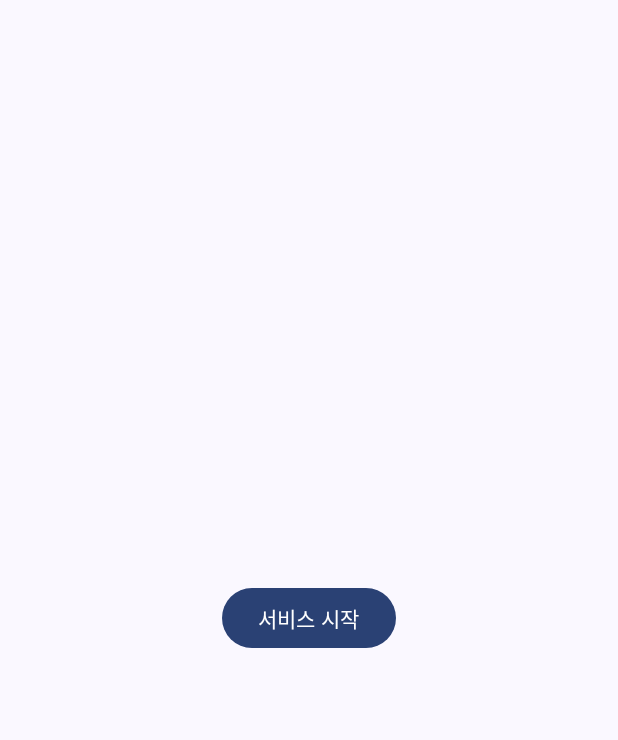
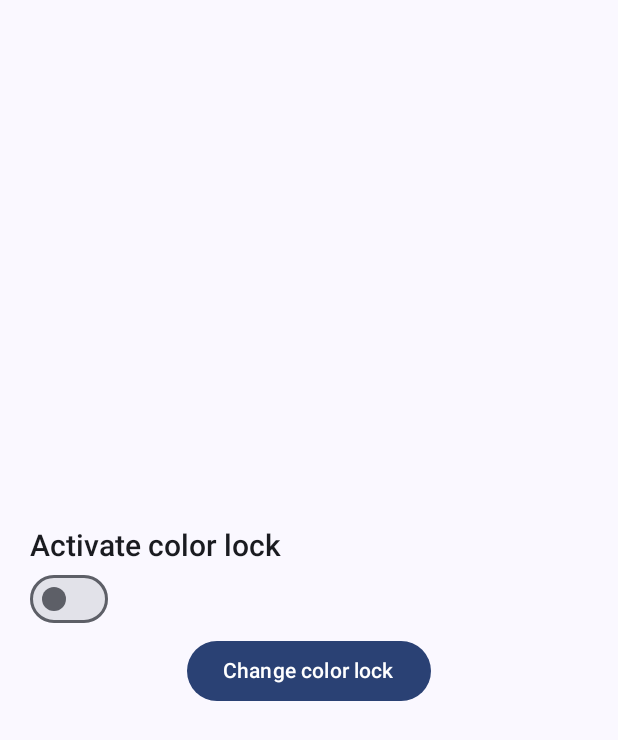
Before and after one commit to bestswlkh0310/color-lock, an Android app built with Jetpack Compose: the screen it shows after launch (MainActivity), on a phone screen of 412 x 824 dp. Shown: the top 740 px of the screen. Run offline under Robolectric (Android 15) with nearby library versions, the phone set to English and light mode, and no system bars.

Commit message:
fix : main design

```diff
--- a/app/src/main/AndroidManifest.xml
+++ b/app/src/main/AndroidManifest.xml
@@ -16,7 +16,7 @@
         android:theme="@style/Theme.Colorlock"
         tools:targetApi="31">
         <activity
-            android:name=".MainActivity"
+            android:name=".feature.main.MainActivity"
             android:exported="true"
             android:label="@string/app_name"
             android:theme="@style/Theme.Colorlock">
--- a/app/src/main/java/com/bestswlkh0310/colorlock/MainActivity.kt
+++ b/app/src/main/java/com/bestswlkh0310/colorlock/feature/main/MainActivity.kt
@@ -1,4 +1,4 @@
-package com.bestswlkh0310.colorlock
+package com.bestswlkh0310.colorlock.feature.main
 
 import android.content.Intent
 import android.os.Bundle
@@ -11,11 +11,17 @@ import androidx.compose.foundation.layout.RowScope
 import androidx.compose.foundation.layout.Spacer
 import androidx.compose.material3.Button
 import androidx.compose.material3.Surface
+import androidx.compose.material3.Switch
 import androidx.compose.material3.Text
 import androidx.compose.runtime.Composable
 import androidx.compose.ui.Modifier
+import androidx.compose.ui.text.TextStyle
+import androidx.compose.ui.text.font.FontWeight
+import androidx.compose.ui.unit.sp
 import com.bestswlkh0310.colorlock.feature.lockscreen.LockScreenService
 import com.bestswlkh0310.colorlock.style.foundation.ColorlockTheme
+import com.bestswlkh0310.colorlock.style.foundation.Title
+import com.bestswlkh0310.colorlock.util.Spacer
 
 class MainActivity: ComponentActivity() {
     override fun onCreate(savedInstanceState: Bundle?) {
@@ -23,34 +29,13 @@ class MainActivity: ComponentActivity() {
         setContent {
             ColorlockTheme {
                 Surface {
-                    Column {
-                        Spacer()
-                        Row {
-                            Spacer()
-                            Button(
-                                onClick = {
-                                    startForegroundService(Intent(applicationContext, LockScreenService::class.java))
-                                },
-                                content = {
-                                    Text("서비스 시작")
-                                }
-                            )
-                            Spacer()
-                        }
-                        Spacer()
+                    MainScreen({
+                        startForegroundService(Intent(applicationContext, LockScreenService::class.java))
+                    }) {
+                        stopService(Intent(applicationContext, LockScreenService::class.java))
                     }
                 }
             }
         }
     }
 }
-
-@Composable
-fun ColumnScope.Spacer(weight: Float = 1f) {
-    Spacer(modifier = Modifier.weight(weight))
-}
-
-@Composable
-fun RowScope.Spacer(weight: Float = 1f) {
-    Spacer(modifier = Modifier.weight(weight))
-}
--- /dev/null
+++ b/app/src/main/java/com/bestswlkh0310/colorlock/feature/main/MainScreen.kt
@@ -0,0 +1,67 @@
+package com.bestswlkh0310.colorlock.feature.main
+
+import androidx.compose.foundation.layout.Column
+import androidx.compose.foundation.layout.Row
+import androidx.compose.foundation.layout.padding
+import androidx.compose.foundation.layout.width
+import androidx.compose.material3.Button
+import androidx.compose.material3.Switch
+import androidx.compose.material3.Text
+import androidx.compose.runtime.Composable
+import androidx.compose.runtime.LaunchedEffect
+import androidx.compose.runtime.getValue
+import androidx.compose.runtime.mutableStateOf
+import androidx.compose.runtime.remember
+import androidx.compose.runtime.setValue
+import androidx.compose.ui.Modifier
+import androidx.compose.ui.unit.dp
+import androidx.core.content.ContextCompat.startForegroundService
+import com.bestswlkh0310.colorlock.feature.lockscreen.LockScreenService
+import com.bestswlkh0310.colorlock.style.foundation.Title
+import com.bestswlkh0310.colorlock.util.Spacer
+
+@Composable
+fun MainScreen(
+    startService: () -> Unit,
+    stopService: () -> Unit
+) {
+
+    var isChecked by remember {
+        mutableStateOf(false)
+    }
+
+    LaunchedEffect(isChecked) {
+        if (isChecked) {
+            startService()
+        } else {
+            stopService()
+        }
+    }
+
+    Column {
+        Spacer()
+        Title("Activate color lock")
+        Row {
+            Switch(
+                modifier = Modifier
+                    .padding(start = 20.dp),
+                checked = isChecked,
+                onCheckedChange = { isChecked = it }
+            )
+            Spacer()
+        }
+        Row {
+            Spacer()
+            Button(
+                onClick = {
+
+                },
+                content = {
+                    Text("Change color lock")
+                }
+            )
+            Spacer()
+        }
+        Spacer()
+    }
+}
--- /dev/null
+++ b/app/src/main/java/com/bestswlkh0310/colorlock/style/foundation/Text.kt
@@ -0,0 +1,29 @@
+package com.bestswlkh0310.colorlock.style.foundation
+
+import androidx.compose.foundation.layout.Row
+import androidx.compose.foundation.layout.padding
+import androidx.compose.material3.Text
+import androidx.compose.runtime.Composable
+import androidx.compose.ui.Modifier
+import androidx.compose.ui.text.TextStyle
+import androidx.compose.ui.text.font.FontWeight
+import androidx.compose.ui.unit.dp
+import androidx.compose.ui.unit.sp
+import com.bestswlkh0310.colorlock.util.Spacer
+
+
+@Composable
+fun Title(text: String) {
+    Row {
+        Text(
+            modifier = Modifier
+                .padding(start = 20.dp),
+            text = text,
+            style = TextStyle(
+                fontSize = 20.sp,
+                fontWeight = FontWeight.SemiBold
+            )
+        )
+        Spacer()
+    }
+}
--- a/app/src/main/java/com/bestswlkh0310/colorlock/style/foundation/Theme.kt
+++ b/app/src/main/java/com/bestswlkh0310/colorlock/style/foundation/Theme.kt
@@ -10,6 +10,7 @@ import androidx.compose.material3.dynamicLightColorScheme
 import androidx.compose.material3.lightColorScheme
 import androidx.compose.runtime.Composable
 import androidx.compose.runtime.SideEffect
+import androidx.compose.ui.graphics.Color
 import androidx.compose.ui.graphics.toArgb
 import androidx.compose.ui.platform.LocalContext
 import androidx.compose.ui.platform.LocalView
@@ -24,17 +25,7 @@ private val DarkColorScheme = darkColorScheme(
 private val LightColorScheme = lightColorScheme(
     primary = Purple40,
     secondary = PurpleGrey40,
-    tertiary = Pink40
-
-    /* Other default colors to override
-    background = Color(0xFFFFFBFE),
-    surface = Color(0xFFFFFBFE),
-    onPrimary = Color.White,
-    onSecondary = Color.White,
-    onTertiary = Color.White,
-    onBackground = Color(0xFF1C1B1F),
-    onSurface = Color(0xFF1C1B1F),
-    */
+    tertiary = Pink40,
 )
 
 @Composable
--- /dev/null
+++ b/app/src/main/java/com/bestswlkh0310/colorlock/util/ComposeExtension.kt
@@ -0,0 +1,17 @@
+package com.bestswlkh0310.colorlock.util
+
+import androidx.compose.foundation.layout.ColumnScope
+import androidx.compose.foundation.layout.RowScope
+import androidx.compose.runtime.Composable
+import androidx.compose.ui.Modifier
+
+
+@Composable
+fun ColumnScope.Spacer(weight: Float = 1f) {
+    androidx.compose.foundation.layout.Spacer(modifier = Modifier.weight(weight))
+}
+
+@Composable
+fun RowScope.Spacer(weight: Float = 1f) {
+    androidx.compose.foundation.layout.Spacer(modifier = Modifier.weight(weight))
+}
```
Also changed, not shown: app/src/main/java/com/bestswlkh0310/colorlock/style/foundation/Color.kt (line endings or trailing spaces).
